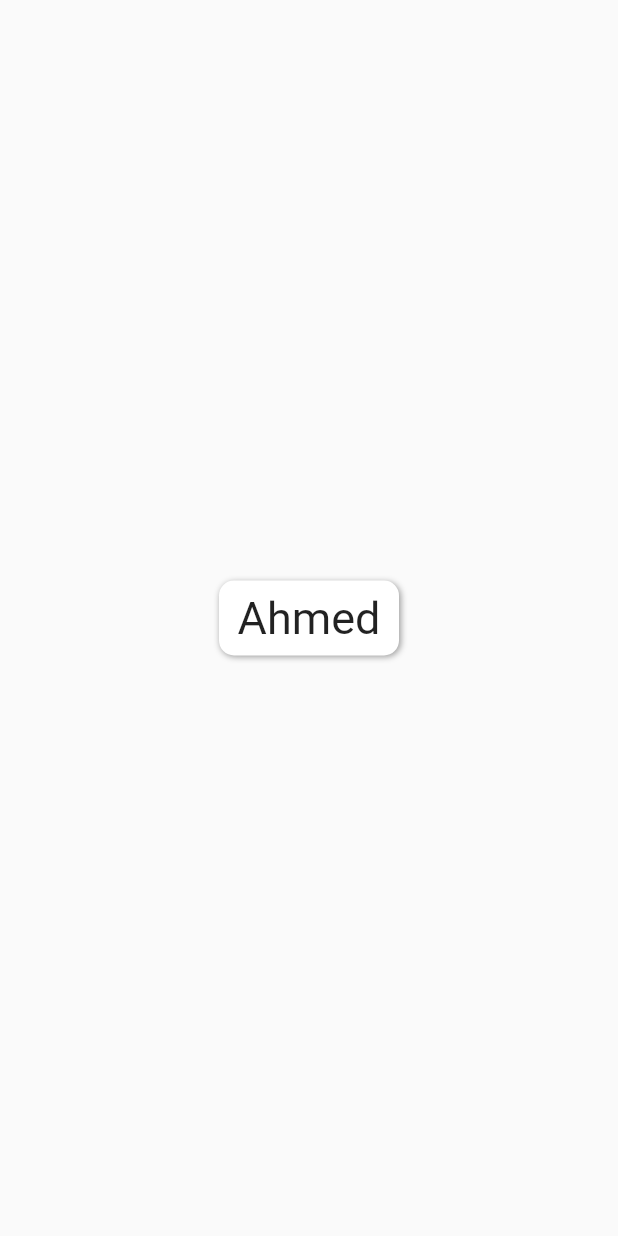
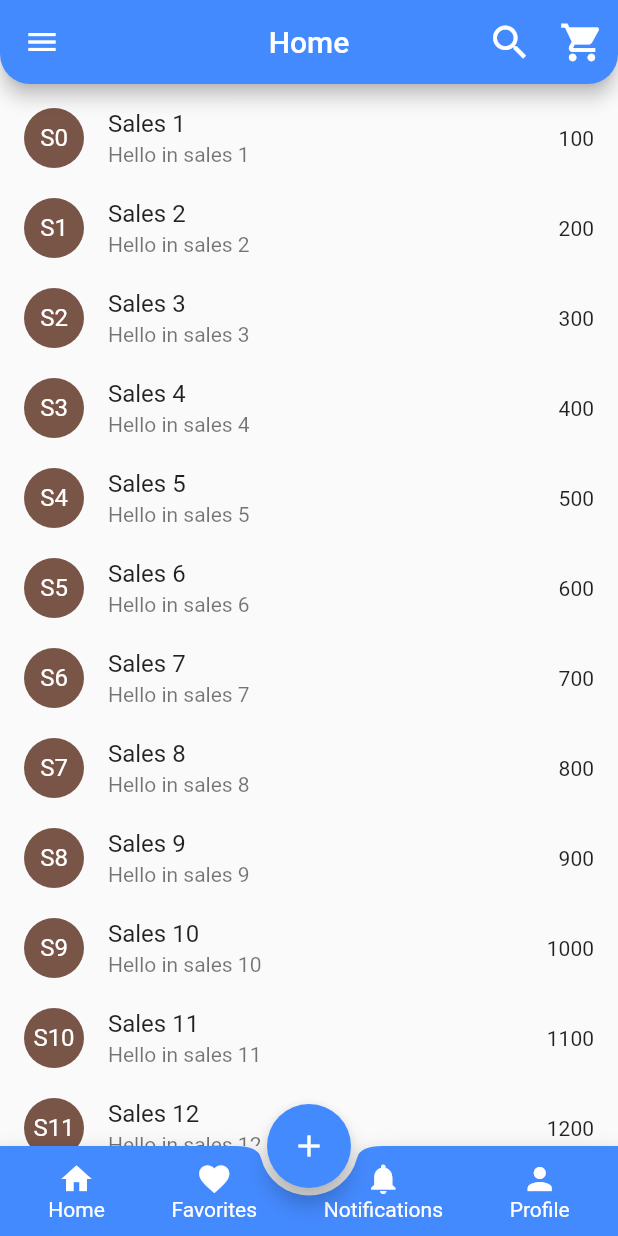
Before and after one commit to ahelmoselhy/LearnFlutterProject, a Flutter app: the screen it shows after launch, on a phone screen of 412 x 824 dp. Run offline on Flutter 3.47's test engine with Material 2 defaults, Android fonts, the light colour scheme and no system bars; our stand-ins replace font_awesome_flutter, wakelock.

Commit message:
Stateless widgets

```diff
--- a/lib/main.dart
+++ b/lib/main.dart
@@ -1,11 +1,21 @@
 import 'package:flutter/material.dart';
+import 'package:wakelock/wakelock.dart';
 import 'ui/basic/first_page.dart';
 import 'ui/basic/logic_in_flutter.dart';
 import 'ui/stateless/image_and_icon.dart';
 import 'ui/stateless/my_container.dart';
 import 'ui/stateless/buttons.dart';
+import 'ui/stateless/row_column_expanded.dart';
+import 'ui/stateless/my_listview.dart';
+import 'ui/stateless/stateless_project.dart';
+import 'ui/stateless/floating_action_button.dart';
+import 'ui/home.dart';
 
-void main() => runApp(MyApp());
+void main() {
+  WidgetsFlutterBinding.ensureInitialized();
+  Wakelock.disable();
+  runApp(MyApp());
+}
 
 class MyApp extends StatelessWidget {
   const MyApp({super.key});
@@ -15,6 +25,6 @@ class MyApp extends StatelessWidget {
     return MaterialApp(
         debugShowCheckedModeBanner: false,
         title: 'Ahmed In Flutter',
-        home: Buttons());
+        home: StateLessProject());
   }
 }
--- a/lib/ui/stateless/buttons.dart
+++ b/lib/ui/stateless/buttons.dart
@@ -7,21 +7,14 @@ class Buttons extends StatelessWidget {
   Widget build(BuildContext context) {
     return Scaffold(
       body: Center(
-        child: Container(
-          width: 120,
-          height: 50,
-          decoration: BoxDecoration(
-              color: Colors.white,
-              borderRadius: BorderRadius.circular(10.0),
-              boxShadow: [
-                BoxShadow(
-                    color: Colors.grey, offset: Offset(1, 1), blurRadius: 3),
-              ]),
-          alignment: Alignment.center,
-          child: Text(
-            "Ahmed",
-            style: TextStyle(fontSize: 30.0),
-          ),
+        child: OutlinedButton(
+          onPressed: () {},
+          style: OutlinedButton.styleFrom(
+              textStyle: TextStyle(fontSize: 25, fontWeight: FontWeight.bold),
+              padding: EdgeInsets.fromLTRB(30.0, 10.0, 30.0, 10.0),
+              side: BorderSide(width: 1, color: Colors.black),
+              shape: StadiumBorder()),
+          child: Text("Move"),
         ),
       ),
     );
--- /dev/null
+++ b/lib/ui/stateless/stateless_project.dart
@@ -0,0 +1,203 @@
+import 'package:flutter/material.dart';
+
+class StateLessProject extends StatelessWidget {
+  const StateLessProject({super.key});
+
+  @override
+  Widget build(BuildContext context) {
+    return Scaffold(
+      // backgroundColor: Colors.yellow.shade700,
+      floatingActionButtonLocation: FloatingActionButtonLocation.centerDocked,
+      floatingActionButton: FloatingActionButton(
+        onPressed: () {
+          ScaffoldMessenger.of(context).showSnackBar(SnackBar(
+              duration: Duration(seconds: 1),
+              content: Text("Floating Add Clicked")));
+        },
+        backgroundColor: Colors.blueAccent,
+        foregroundColor: Colors.white,
+        // elevation: 0,
+        // shape: BeveledRectangleBorder(
+        //     borderRadius: BorderRadius.circular(10.0),
+        //     side: BorderSide(width: 1, color: Colors.yellow)),
+        // mini: true,
+        child: Icon(Icons.add),
+      ),
+      appBar: AppBar(
+        title: Text("Home"),
+        actions: [
+          IconButton(
+            onPressed: () {
+              ScaffoldMessenger.of(context).showSnackBar(SnackBar(
+                  duration: Duration(seconds: 1),
+                  content: Text("Search Clicked")));
+            },
+            icon: Icon(Icons.search),
+            iconSize: 30,
+          ),
+          IconButton(
+            onPressed: () {
+              ScaffoldMessenger.of(context).showSnackBar(SnackBar(
+                  duration: Duration(seconds: 1),
+                  content: Text("Shopping Cart Clicked")));
+            },
+            icon: Icon(Icons.shopping_cart),
+            iconSize: 30,
+          ),
+        ],
+        centerTitle: true,
+        backgroundColor: Colors.blueAccent,
+        elevation: 5,
+        shape: RoundedRectangleBorder(
+            borderRadius: BorderRadius.vertical(bottom: Radius.circular(20.0))),
+        // flexibleSpace: Image(
+        //   image: NetworkImage(
+        //       "https://cdn.esawebb.org/archives/images/screen/potm2209a.jpg"),
+        //   fit: BoxFit.cover,
+        // ),
+      ),
+      body: Center(
+        child: Container(child: testListViewDynamic()),
+      ),
+      drawer: Drawer(
+          child: ListView(
+        children: [
+          UserAccountsDrawerHeader(
+              decoration: BoxDecoration(color: Colors.blueAccent),
+              accountName: Text("Ahmed"),
+              accountEmail: Text("ahmedelmoselhy98@gmail.com"),
+              currentAccountPicture: CircleAvatar(
+                foregroundImage: NetworkImage(
+                    "https://cdn.esawebb.org/archives/images/screen/potm2209a.jpg"),
+              )),
+          // DrawerHeader(
+          //     padding: EdgeInsets.all(0.0),
+          //     child: Container(
+          //       color: Colors.blueAccent,
+          //     )),
+          ListTile(
+              leading: Icon(Icons.home),
+              title: Text("Home"),
+              onTap: () {
+                ScaffoldMessenger.of(context).showSnackBar(SnackBar(
+                    duration: Duration(seconds: 1),
+                    content: Text("Home Clicked")));
+              }),
+          ListTile(
+              leading: Icon(Icons.shop),
+              title: Text("Shop"),
+              onTap: () {
+                ScaffoldMessenger.of(context).showSnackBar(SnackBar(
+                    duration: Duration(seconds: 1),
+                    content: Text("Shop Clicked")));
+              }),
+          ListTile(
+              leading: Icon(Icons.favorite),
+              title: Text("Favorite"),
+              onTap: () {
+                ScaffoldMessenger.of(context).showSnackBar(SnackBar(
+                    duration: Duration(seconds: 1),
+                    content: Text("Favorites Clicked")));
+              }),
+          Padding(
+            padding: const EdgeInsets.all(20.0),
+            child: Text("Lables"),
+          ),
+          ListTile(
+              leading: Icon(Icons.label),
+              title: Text("Red"),
+              onTap: () {
+                ScaffoldMessenger.of(context).showSnackBar(SnackBar(
+                    duration: Duration(seconds: 1),
+                    content: Text("Red Clicked")));
+              }),
+          ListTile(
+              leading: Icon(Icons.label),
+              title: Text("Blue"),
+              onTap: () {
+                ScaffoldMessenger.of(context).showSnackBar(SnackBar(
+                    duration: Duration(seconds: 1),
+                    content: Text("Blue Clicked")));
+              }),
+          ListTile(
+              leading: Icon(Icons.label),
+              title: Text("Green"),
+              onTap: () {
+                ScaffoldMessenger.of(context).showSnackBar(SnackBar(
+                    duration: Duration(seconds: 1),
+                    content: Text("Green Clicked")));
+              }),
+        ],
+      )),
+      bottomNavigationBar: BottomAppBar(
+        // elevation: 5,
+        color: Colors.blueAccent,
+        notchMargin: 5.0,
+        shape: CircularNotchedRectangle(),
+        child: Padding(
+          padding: const EdgeInsets.all(10.0),
+          child: Row(
+            mainAxisAlignment: MainAxisAlignment.spaceAround,
+            mainAxisSize: MainAxisSize.max,
+            children: [
+              Column(mainAxisSize: MainAxisSize.min, children: [
+                Icon(Icons.home, color: Colors.white),
+                Text(
+                  "Home",
+                  style: TextStyle(color: Colors.white),
+                )
+              ]),
+              Column(mainAxisSize: MainAxisSize.min, children: [
+                Icon(Icons.favorite, color: Colors.white),
+                Text(
+                  "Favorites",
+                  style: TextStyle(color: Colors.white),
+                )
+              ]),
+              Column(mainAxisSize: MainAxisSize.min, children: [
+                Icon(Icons.notifications, color: Colors.white),
+                Text(
+                  "Notifications",
+                  style: TextStyle(color: Colors.white),
+                )
+              ]),
+              Column(mainAxisSize: MainAxisSize.min, children: [
+                Icon(Icons.person, color: Colors.white),
+                Text(
+                  "Profile",
+                  style: TextStyle(color: Colors.white),
+                )
+              ]),
+            ],
+          ),
+        ),
+      ),
+    );
+  }
+
+//dynamic list
+  ListView testListViewDynamic() => ListView.builder(
+        // scrollDirection: Axis.vertical,
+        // reverse: true,
+        // shrinkWrap: true,
+        itemExtent: 60.0,
+        itemCount: 15,
+        itemBuilder: (context, index) {
+          return ListTile(
+            title: Text("Sales ${index + 1}"),
+            leading: CircleAvatar(
+              backgroundColor: Colors.brown,
+              foregroundColor: Colors.white,
+              child: Text("S$index"),
+            ),
+            subtitle: Text("Hello in sales ${index + 1}"),
+            onTap: () {
+              ScaffoldMessenger.of(context).showSnackBar(SnackBar(
+                  duration: Duration(seconds: 1),
+                  content: Text("You clicked item number ${index + 1}")));
+            },
+            trailing: Text("${(index + 1) * 100}"),
+          );
+        },
+      );
+}
--- a/pubspec.yaml
+++ b/pubspec.yaml
@@ -39,6 +39,7 @@ dependencies:
   # The following adds the Cupertino Icons font to your application.
   # Use with the CupertinoIcons class for iOS style icons.
   cupertino_icons: ^1.0.2
+  wakelock: ^0.6.2
 
 dev_dependencies:
   flutter_test:
```
Also changed, not shown: lib/ui/home.dart (added, +48 -0 lines), lib/ui/stateless/floating_action_button.dart (added, +74 -0 lines), lib/ui/stateless/my_app_bar.dart (added, +48 -0 lines), lib/ui/stateless/my_listview.dart (added, +88 -0 lines), lib/ui/stateless/row_column_expanded.dart (added, +37 -0 lines), pubspec.lock, 1 other file.
